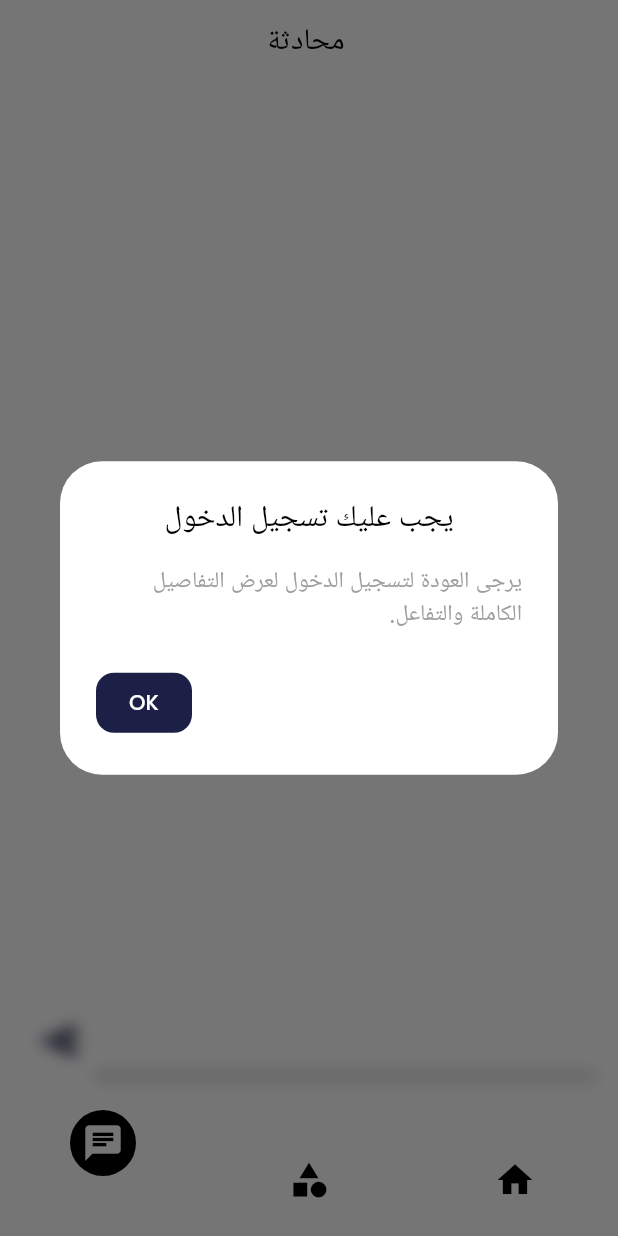
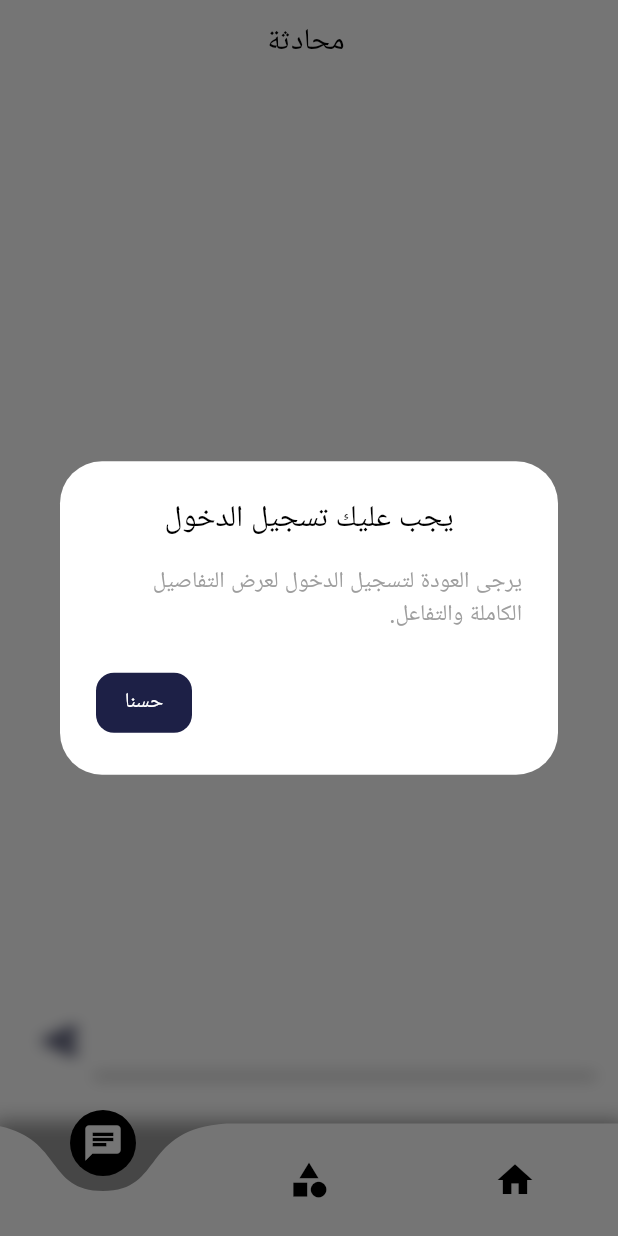
Before and after one commit to raedibrahim-2002/final_project, a Flutter app: the BottomNavigationBarHelperUnSigned2 screen opened directly, item 3 of the bottom bar chosen, on a phone screen of 412 x 824 dp. Run offline on Flutter 3.47's test engine with Material 3 defaults, Android fonts, the phone set to English and light mode, and no system bars; drawn by our look-alikes of curved_navigation_bar; our stand-ins replace bloc, chat_bubbles, dartz, flutter_bloc, flutter_chat_bubble, fluttertoast and 3 more; missing offline and left inert: flutter_windowmanager; accounts and stored records are empty; network calls fail.

```diff
--- a/lib/core/local/local.dart
+++ b/lib/core/local/local.dart
@@ -92,8 +92,12 @@ class MyLocal implements Translations {
           "Contact Us": "اتصل بنا",
           "If you have any questions or would like to get in touch, please feel free to contact us at grand-deco-mm.com.":
               "إذا كانت لديك أي أسئلة أو ترغب في التواصل معنا، فلا تتردد في الاتصال بنا على grand-deco-mm.com.",
-                            "Select Theme":"اختر المظهر"
-
+          "Select Theme": "اختر المظهر",
+          "Unknown": "غير معروف",
+          "User data updated successfully": "تم تغيير بيانات المستخدم بنجاح",
+          "Fields cannot be empty": "لا يمكن أن تكون الحقول فارغة",
+          "Password must be at least 6 characters":
+              "يجب أن تتكون كلمة المرور من 6 أحرف على الأقل"
         },
         "en": {
           "1": "Home",
@@ -183,7 +187,12 @@ class MyLocal implements Translations {
           "Contact Us": "Contact Us",
           "If you have any questions or would like to get in touch, please feel free to contact us at grand-deco-mm.com.":
               "If you have any questions or would like to get in touch, please feel free to contact us at grand-deco-mm.com.",
-              "Select Theme":"Select Theme"
+          "Select Theme": "Select Theme",
+          "Unknown": "Unknown",
+          "User data updated successfully": "User data updated successfully",
+          "Fields cannot be empty": "Fields cannot be empty",
+          "Password must be at least 6 characters":
+              "Password must be at least 6 characters"
         }
       };
 }
--- a/lib/features/home/presentation/views/home_view.dart
+++ b/lib/features/home/presentation/views/home_view.dart
@@ -3,6 +3,7 @@ import 'package:flutter/material.dart';
 import 'package:flutter_bloc/flutter_bloc.dart';
 import 'package:flutter_final_graduation_project/core/utils/assets.dart';
 import 'package:flutter_final_graduation_project/core/utils/colors.dart';
+import 'package:flutter_final_graduation_project/core/utils/shared_prefrences.dart';
 import 'package:flutter_final_graduation_project/features/details/views/details_view.dart';
 import 'package:flutter_final_graduation_project/features/favorite/cubit/favorite_cubit.dart';
 import 'package:flutter_final_graduation_project/features/favorite/presentation/view/favorite_view.dart';
@@ -98,8 +99,11 @@ class _HomeViewState extends State<HomeView> {
                           ),
                         );
                       },
-                      icon: const Icon(
+                      icon: Icon(
                         CupertinoIcons.slider_horizontal_3,
+                        color: PreferenceUtils.getBool(PrefKeys.darkTheme)
+                            ? Colors.white
+                            : Colors.black,
                       ),
                     )
                   ],
--- a/lib/features/naveBar/presentation/view/navBar_view.dart
+++ b/lib/features/naveBar/presentation/view/navBar_view.dart
@@ -71,13 +71,13 @@ class _NavBarViewState extends State<NavBarView> {
                 : _error != null
                     ? Center(child: Text(_error!))
                     : Text(
-                        _userModel?.name ?? "Unknown",
+                        _userModel?.name ?? "Unknown".tr,
                         style: Theme.of(context).textTheme.headlineMedium,
                       ),
             accountEmail: _error != null
                 ? Center(child: Text(_error!))
                 : Text(
-                    _userModel?.email ?? "Unknown",
+                    _userModel?.email ?? "Unknown".tr,
                     style: Theme.of(context).textTheme.bodySmall,
                   ),
             currentAccountPicture: ClipOval(
--- a/lib/features/profile/presentation/change_password.dart
+++ b/lib/features/profile/presentation/change_password.dart
@@ -24,7 +24,7 @@ class ChangePasswordScreen extends StatelessWidget {
     return BlocConsumer<UserCubit, UserState>(
       listener: (context, state) {
         if (state is ChangePasswordSuccessState) {
-          showSnackBarItem(context, "password updated successfully", true);
+          showSnackBarItem(context, "password updated successfully".tr, true);
           Navigator.pop(context);
         }
         if (state is ChangePasswordWithFailureState) {
@@ -82,12 +82,12 @@ class ChangePasswordScreen extends StatelessWidget {
                         final newPassword = newPasswordController.text.trim();
                         if (currentPassword.isEmpty || newPassword.isEmpty) {
                           showSnackBarItem(
-                              context, "Fields cannot be empty", false);
+                              context, "Fields cannot be empty".tr, false);
                           return;
                         }
                         if (newPassword.length < 6) {
                           showSnackBarItem(context,
-                              "Password must be at least 6 characters", false);
+                              "Password must be at least 6 characters".tr, false);
                           return;
                         }
                         cubit.changePassword(
--- a/lib/features/profile/presentation/views/edit_profile.dart
+++ b/lib/features/profile/presentation/views/edit_profile.dart
@@ -24,7 +24,7 @@ class EditProfileView extends StatelessWidget {
       child: BlocConsumer<UserCubit, UserState>(
         listener: (context, state) {
           if (state is UpdateUserDataSuccessState) {
-            showSnackBarItem(context, "User data updated successfully", true);
+            showSnackBarItem(context, "User data updated successfully".tr, true);
             Navigator.pop(context);
           } else if (state is UpdateUserDataWithFailureState) {
             showSnackBarItem(context, state.error, false);
--- a/lib/features/unsignedBottomnavigationBar2/bottom_navigation_bar_unsigned2.dart
+++ b/lib/features/unsignedBottomnavigationBar2/bottom_navigation_bar_unsigned2.dart
@@ -30,8 +30,23 @@ class _BottomNavigationBarHelperUnSigned2State
     ];
     return Scaffold(
       extendBody: true,
-      bottomNavigationBar: CurvedNavigationBar(
-        color: Colors.white, // لون خلفية ال bottom navigation bar
+      bottomNavigationBar: Container(
+        decoration: BoxDecoration(
+          boxShadow: [
+            BoxShadow(
+              color: PreferenceUtils.getBool(PrefKeys.darkTheme)
+                  ? Colors.white.withOpacity(0.3)
+                  : Colors.black.withOpacity(0.4),
+              spreadRadius: 5,
+              blurRadius: 10,
+              offset: Offset(0, 3), // تغيير الاتجاه إذا لزم الأمر
+            ),
+          ],
+        ),
+        child: CurvedNavigationBar(
+          color: PreferenceUtils.getBool(PrefKeys.darkTheme)
+              ? Colors.black
+              : Colors.white,
           backgroundColor: Colors.transparent,
           index: _selectedIndex,
           buttonBackgroundColor: PreferenceUtils.getBool(PrefKeys.darkTheme)
@@ -46,28 +61,36 @@ class _BottomNavigationBarHelperUnSigned2State
           items: [
             Icon(
               Icons.home,
-            color: _selectedIndex == 0 ? PreferenceUtils.getBool(PrefKeys.darkTheme)
+              color: _selectedIndex == 0
+                  ? PreferenceUtils.getBool(PrefKeys.darkTheme)
                       ? Colors.black
                       : Colors.white
                   : PreferenceUtils.getBool(PrefKeys.darkTheme)
                       ? Colors.white
                       : Colors.black,
-          ), // اللون يتغير بناءً على الاختيار المحدد
-          Icon(Icons.category,
-              color: _selectedIndex == 1 ? PreferenceUtils.getBool(PrefKeys.darkTheme)
+            ),
+            Icon(
+              Icons.category,
+              color: _selectedIndex == 1
+                  ? PreferenceUtils.getBool(PrefKeys.darkTheme)
                       ? Colors.black
                       : Colors.white
                   : PreferenceUtils.getBool(PrefKeys.darkTheme)
                       ? Colors.white
-                  : Colors.black),
-          Icon(Icons.chat,
-              color: _selectedIndex == 2 ? PreferenceUtils.getBool(PrefKeys.darkTheme)
+                      : Colors.black,
+            ),
+            Icon(
+              Icons.chat,
+              color: _selectedIndex == 2
+                  ? PreferenceUtils.getBool(PrefKeys.darkTheme)
                       ? Colors.black
                       : Colors.white
                   : PreferenceUtils.getBool(PrefKeys.darkTheme)
                       ? Colors.white
-                  : Colors.black),
+                      : Colors.black,
+            ),
           ],
+        ),
       ),
       body: screens[_selectedIndex],
     );
--- a/lib/features/unsignedBottomnavigationBar2/unSignedChat.dart
+++ b/lib/features/unsignedBottomnavigationBar2/unSignedChat.dart
@@ -46,7 +46,7 @@ class _UnSignedChat2State extends State<UnSignedChat2> {
                   ),
                 ),
                 child: Text(
-                  "OK",
+                  "OK".tr,
                   style: TextStyle(color: Colors.white), // لون النص
                 ),
               ),
```
Also changed, not shown: lib/features/favorite/presentation/view/favorite_view.dart (+12 -5 lines), lib/features/setting/views/settings_screen.dart (+0 -17 lines), lib/features/unsignedBottomnavigationBar2/usSignedSettings.dart (+49 -8 lines), pubspec.yaml (+8 -0 lines), 32 other files. Lines whose indentation alone changed are shown as unchanged.
